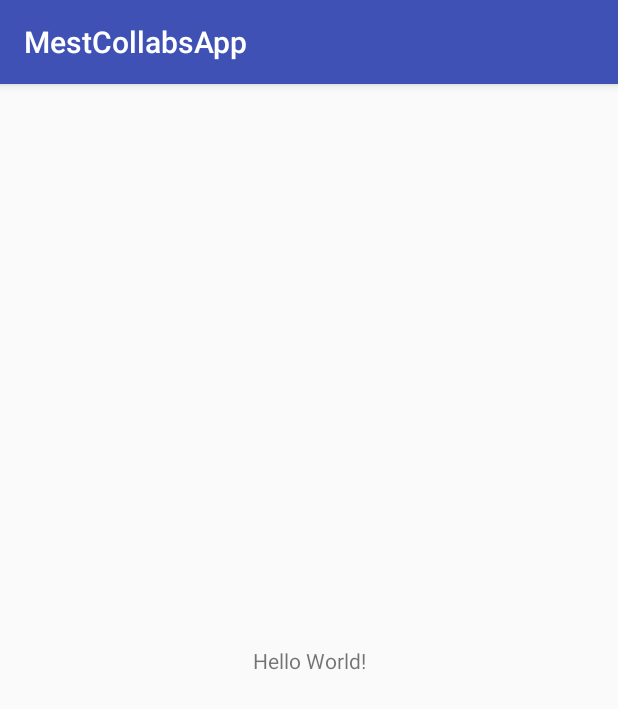
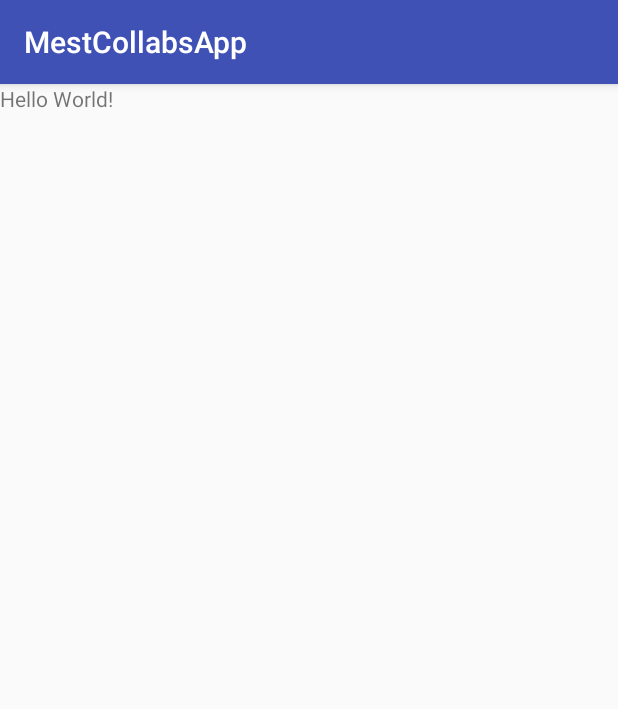
Before and after one commit to MestCollabs/mest_collabs_android, an Android app: the screen it shows after launch (HomeActivity), on a phone screen of 412 x 824 dp. Shown: the top 709 px of the screen. Run offline under Robolectric (Android 15) with nearby library versions, the phone set to English and light mode, and no system bars.

Commit message:
Delete: I removed Constaraignt layout form the gradle and the Linear layout file

```diff
--- a/app/build.gradle
+++ b/app/build.gradle
@@ -25,6 +25,5 @@ dependencies {
         exclude group: 'com.android.support', module: 'support-annotations'
     })
     compile 'com.android.support:appcompat-v7:25.2.0'
-    compile 'com.android.support.constraint:constraint-layout:1.0.2'
     testCompile 'junit:junit:4.12'
 }
--- a/app/src/main/res/layout/activity_home.xml
+++ b/app/src/main/res/layout/activity_home.xml
@@ -1,5 +1,5 @@
 <?xml version="1.0" encoding="utf-8"?>
-<android.support.constraint.ConstraintLayout xmlns:android="http://schemas.android.com/apk/res/android"
+<LinearLayout xmlns:android="http://schemas.android.com/apk/res/android"
     xmlns:app="http://schemas.android.com/apk/res-auto"
     xmlns:tools="http://schemas.android.com/tools"
     android:layout_width="match_parent"
@@ -10,9 +10,6 @@
         android:layout_width="wrap_content"
         android:layout_height="wrap_content"
         android:text="Hello World!"
-        app:layout_constraintBottom_toBottomOf="parent"
-        app:layout_constraintLeft_toLeftOf="parent"
-        app:layout_constraintRight_toRightOf="parent"
-        app:layout_constraintTop_toTopOf="parent" />
+      />
 
-</android.support.constraint.ConstraintLayout>
+</LinearLayout>
```
